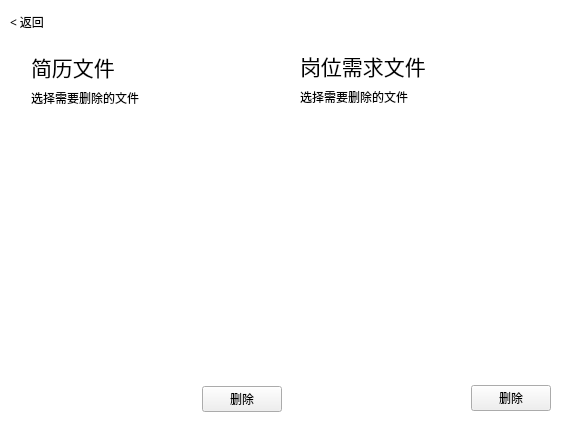
This is src/filemanage.ui in Serein207/CVRecognition as Qt 5 draws it before an edit. The edited form follows.
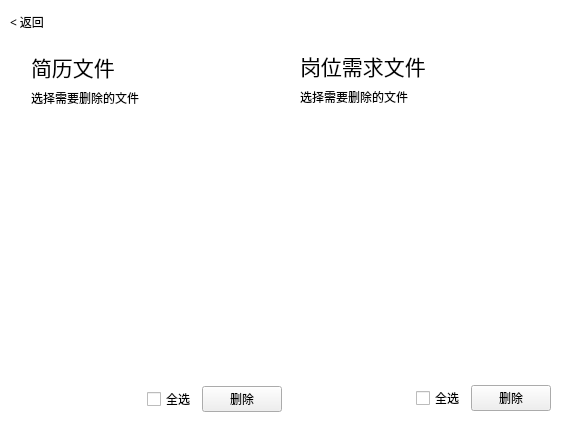
This is the edited form.

Commit message: 新增: 删除文件支持全选

Patch:
```diff
--- a/src/filemanage.ui
+++ b/src/filemanage.ui
@@ -126,6 +126,18 @@
         </property>
        </spacer>
       </item>
+      <item>
+       <widget class="QCheckBox" name="cvAllSelect">
+        <property name="font">
+         <font>
+          <family>Microsoft JhengHei UI Light</family>
+         </font>
+        </property>
+        <property name="text">
+         <string>全选</string>
+        </property>
+       </widget>
+      </item>
       <item>
        <widget class="QPushButton" name="button_deleteCv">
         <property name="font">
@@ -198,6 +210,18 @@
         </property>
        </spacer>
       </item>
+      <item>
+       <widget class="QCheckBox" name="postAllSelect">
+        <property name="font">
+         <font>
+          <family>Microsoft JhengHei UI Light</family>
+         </font>
+        </property>
+        <property name="text">
+         <string>全选</string>
+        </property>
+       </widget>
+      </item>
       <item>
        <widget class="QPushButton" name="button_deletePost">
         <property name="font">
```
The commit also changes 5 other files.
